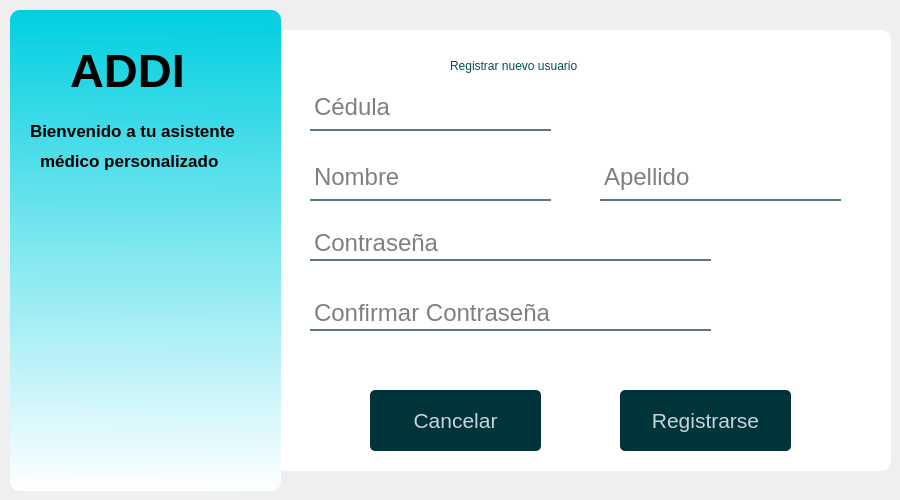
Before: the Qt Designer form ui/registro.ui in daburneo1/addi, drawn with Qt 5.
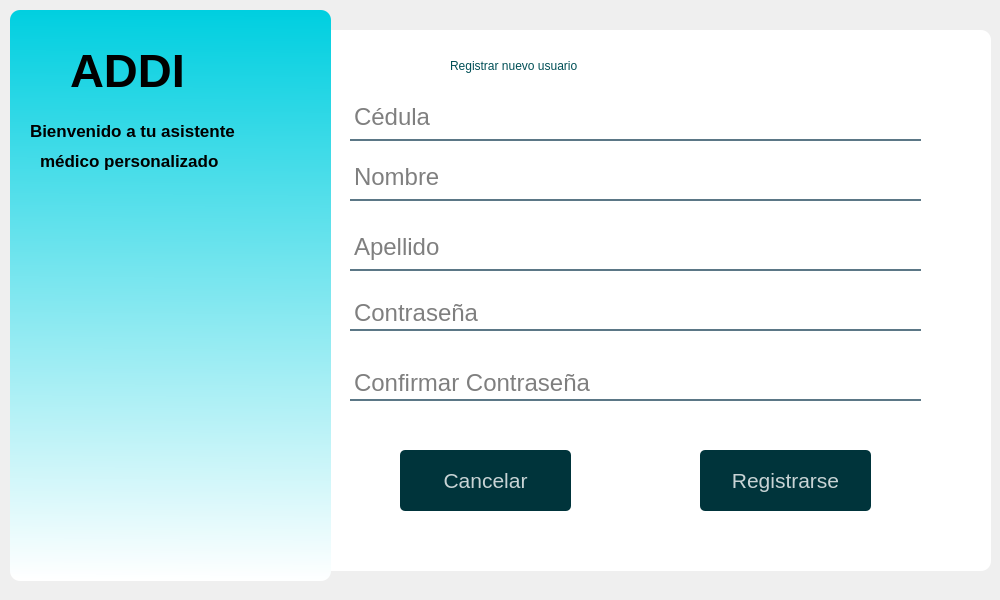
After: the same form once the commit is applied. Icons and pictures are not drawn.

Patch:
```diff
--- a/ui/registro.ui
+++ b/ui/registro.ui
@@ -6,20 +6,20 @@
    <rect>
     <x>0</x>
     <y>0</y>
-    <width>900</width>
-    <height>500</height>
+    <width>1000</width>
+    <height>600</height>
    </rect>
   </property>
   <property name="minimumSize">
    <size>
-    <width>900</width>
-    <height>500</height>
+    <width>1000</width>
+    <height>600</height>
    </size>
   </property>
   <property name="maximumSize">
    <size>
-    <width>900</width>
-    <height>500</height>
+    <width>1000</width>
+    <height>600</height>
    </size>
   </property>
   <property name="windowTitle">
@@ -30,8 +30,8 @@
     <rect>
      <x>0</x>
      <y>10</y>
-     <width>901</width>
-     <height>491</height>
+     <width>991</width>
+     <height>581</height>
     </rect>
    </property>
    <property name="styleSheet">
@@ -53,10 +53,10 @@
    <widget class="QLabel" name="label">
     <property name="geometry">
      <rect>
-      <x>260</x>
+      <x>310</x>
       <y>20</y>
-      <width>631</width>
-      <height>441</height>
+      <width>681</width>
+      <height>541</height>
      </rect>
     </property>
     <property name="styleSheet">
@@ -72,8 +72,8 @@
      <rect>
       <x>10</x>
       <y>0</y>
-      <width>271</width>
-      <height>481</height>
+      <width>321</width>
+      <height>571</height>
      </rect>
     </property>
     <property name="styleSheet">
@@ -89,7 +89,7 @@
      <rect>
       <x>450</x>
       <y>40</y>
-      <width>291</width>
+      <width>331</width>
       <height>31</height>
      </rect>
     </property>
@@ -105,9 +105,9 @@
    <widget class="QLineEdit" name="lineEditNombre">
     <property name="geometry">
      <rect>
-      <x>310</x>
+      <x>350</x>
       <y>150</y>
-      <width>241</width>
+      <width>571</width>
       <height>41</height>
      </rect>
     </property>
@@ -132,8 +132,8 @@
    <widget class="QPushButton" name="pushButtonRegistrarse">
     <property name="geometry">
      <rect>
-      <x>620</x>
-      <y>380</y>
+      <x>700</x>
+      <y>440</y>
       <width>171</width>
       <height>61</height>
      </rect>
@@ -220,9 +220,9 @@
    <widget class="QLineEdit" name="lineEditApellido">
     <property name="geometry">
      <rect>
-      <x>600</x>
-      <y>150</y>
-      <width>241</width>
+      <x>350</x>
+      <y>220</y>
+      <width>571</width>
       <height>41</height>
      </rect>
     </property>
@@ -245,9 +245,9 @@
    <widget class="QLineEdit" name="lineEditPass">
     <property name="geometry">
      <rect>
-      <x>310</x>
-      <y>220</y>
-      <width>401</width>
+      <x>350</x>
+      <y>290</y>
+      <width>571</width>
       <height>31</height>
      </rect>
     </property>
@@ -273,9 +273,9 @@
    <widget class="QLineEdit" name="lineEditPass2">
     <property name="geometry">
      <rect>
-      <x>310</x>
-      <y>290</y>
-      <width>401</width>
+      <x>350</x>
+      <y>360</y>
+      <width>571</width>
       <height>31</height>
      </rect>
     </property>
@@ -301,8 +301,8 @@
    <widget class="QPushButton" name="pushButtonCancelar">
     <property name="geometry">
      <rect>
-      <x>370</x>
-      <y>380</y>
+      <x>400</x>
+      <y>440</y>
       <width>171</width>
       <height>61</height>
      </rect>
@@ -319,9 +319,9 @@
    <widget class="QLineEdit" name="lineEditCedula">
     <property name="geometry">
      <rect>
-      <x>310</x>
-      <y>80</y>
-      <width>241</width>
+      <x>350</x>
+      <y>90</y>
+      <width>571</width>
       <height>41</height>
      </rect>
     </property>
```
